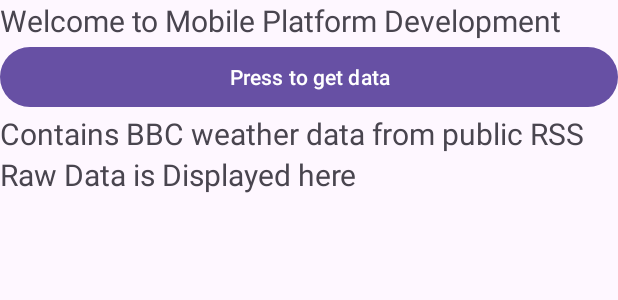
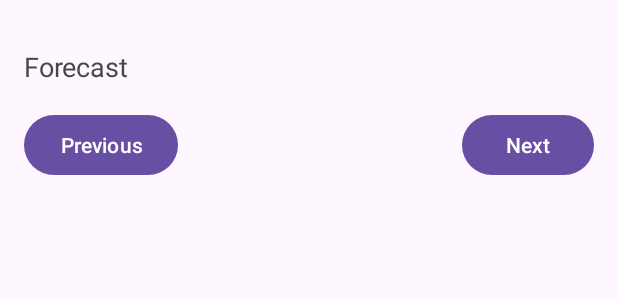
Before and after one commit to Virgo-Alpha/Benson_Mugure_S2038770, an Android app: the layout activity_main.xml on its own in the app's theme, with its tools: preview values and no code run, on a phone screen of 412 x 824 dp. Shown: the top 300 px of the screen. Run offline under Robolectric (Android 15) with nearby library versions, the phone set to English and light mode, and no system bars.

Commit message:
fix errors in layout

```diff
--- a/app/src/main/res/layout/activity_main.xml
+++ b/app/src/main/res/layout/activity_main.xml
@@ -1,39 +1,53 @@
 <?xml version="1.0" encoding="utf-8"?>
-<!-- MPD XML Starter code - main diet 2023-2024 -->
-<ScrollView xmlns:android="http://schemas.android.com/apk/res/android"
-    android:layout_width="fill_parent"
-    android:layout_height="fill_parent">
-    <LinearLayout xmlns:android="http://schemas.android.com/apk/res/android"
-        android:orientation="vertical"
-        android:layout_width="fill_parent"
-        android:layout_height="fill_parent">
+<RelativeLayout xmlns:android="http://schemas.android.com/apk/res/android"
+    xmlns:tools="http://schemas.android.com/tools"
+    android:layout_width="match_parent"
+    android:layout_height="match_parent"
+    android:padding="16dp"
+    tools:context=".MainActivity">
+<!--
+    <TextView
+        android:id="@+id/locationDisplay"
+        android:layout_width="wrap_content"
+        android:layout_height="wrap_content"
+        android:text="@string/location"
+        android:textSize="20sp"
+        android:layout_centerHorizontal="true"/> -->
 
     <TextView
-            android:id="@+id/salutation"
-            android:layout_width="fill_parent"
+        android:id="@+id/locationDisplay"
+        android:layout_width="wrap_content"
         android:layout_height="wrap_content"
+        android:text="Location: "
+        android:visibility="gone"
         android:textSize="20sp"
-            android:text="Welcome to Mobile Platform Development"
-            />
+        android:layout_centerHorizontal="true"/>
+
+
+    <TextView
+        android:id="@+id/forecastDisplay"
+        android:layout_width="wrap_content"
+        android:layout_height="wrap_content"
+        android:layout_below="@id/locationDisplay"
+        android:layout_marginTop="16dp"
+        android:text="@string/forecast"
+        android:textSize="18sp" />
+
     <Button
-            android:id="@+id/startButton"
-            android:layout_width="fill_parent"
+        android:id="@+id/prevButton"
+        android:layout_width="wrap_content"
         android:layout_height="wrap_content"
-            android:text="Press to get data"
-            />
-        <TextView
-            android:id="@+id/acknowledgement"
-            android:layout_width="fill_parent"
+        android:layout_below="@id/forecastDisplay"
+        android:layout_marginTop="16dp"
+        android:text="@string/previous" />
+
+    <Button
+        android:id="@+id/nextButton"
+        android:layout_width="wrap_content"
         android:layout_height="wrap_content"
-            android:textSize="20sp"
-            android:text="Contains BBC weather data from public RSS"
-            />
-        <TextView
-            android:id="@+id/rawDataDisplay"
-            android:layout_width="fill_parent"
-            android:layout_height="wrap_content"
-            android:textSize="20sp"
-            android:text="Raw Data is Displayed here"
-            />
-    </LinearLayout>
-</ScrollView>
+        android:layout_below="@id/forecastDisplay"
+        android:layout_marginTop="16dp"
+        android:layout_alignParentEnd="true"
+        android:text="@string/next" />
+
+</RelativeLayout>
--- a/app/src/main/res/values/strings.xml
+++ b/app/src/main/res/values/strings.xml
@@ -6,6 +6,8 @@
     <string name="second_fragment_label">Second Fragment</string>
     <string name="next">Next</string>
     <string name="previous">Previous</string>
+    <string name="forecast">Forecast</string>
+    <string name="location">Location</string>
 
     <string name="lorem_ipsum">
         Lorem ipsum dolor sit amet, consectetur adipiscing elit. Nam in scelerisque sem. Mauris
```
Also changed, not shown: app/src/main/java/org/me/gcu/benson_mugure_s2038770/MainActivity.java (+115 -81 lines). Lines whose indentation alone changed are shown as unchanged.
